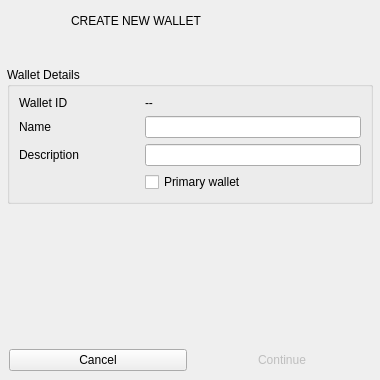
Qt form BlockSettleUILib/CreateWalletDialog.ui (BlockSettle/terminal) before a commit.
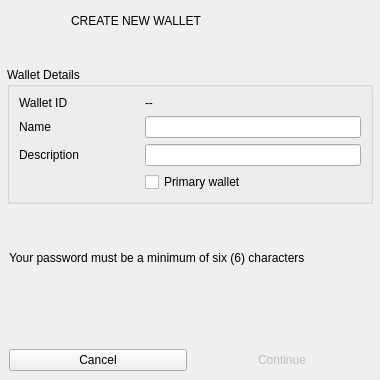
The same form after that commit. Icons and pictures are not drawn. Custom widgets are drawn as their Qt base class.

Commit message: BST-1544 Create Wallet updates - in CreateNewWallet added a password warning text of minimum 6 characters - in WalletKeyWidget added text which is shown when user is resetting a password telling him whether the passwords enter match or not -

What changed in the file:
```diff
--- a/BlockSettleUILib/CreateWalletDialog.ui
+++ b/BlockSettleUILib/CreateWalletDialog.ui
@@ -209,6 +209,22 @@
      </property>
     </widget>
    </item>
+   <item>
+    <widget class="QLabel" name="labelPasswordWarning">
+     <property name="text">
+      <string>Your password must be a minimum of six (6) characters</string>
+     </property>
+     <property name="wordWrap">
+      <bool>true</bool>
+     </property>
+     <property name="indent">
+      <number>9</number>
+     </property>
+     <property name="statusWarningLabel" stdset="0">
+      <bool>true</bool>
+     </property>
+    </widget>
+   </item>
    <item>
     <spacer name="verticalSpacer">
      <property name="orientation">
```
The commit also changes 3 other files.
